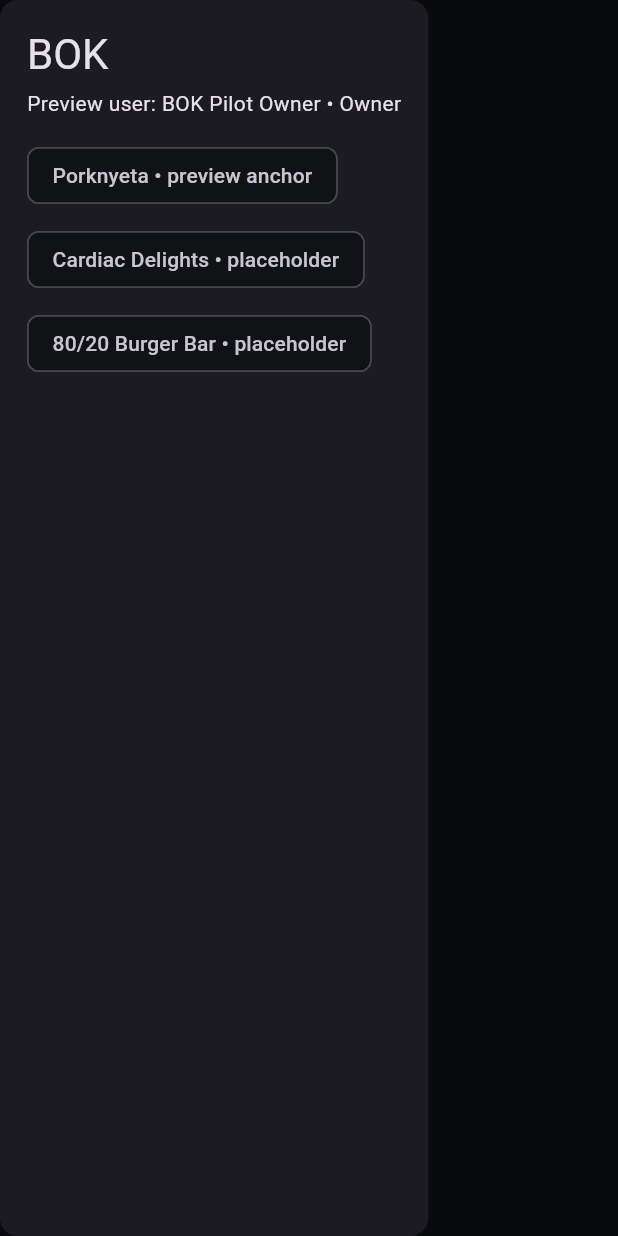
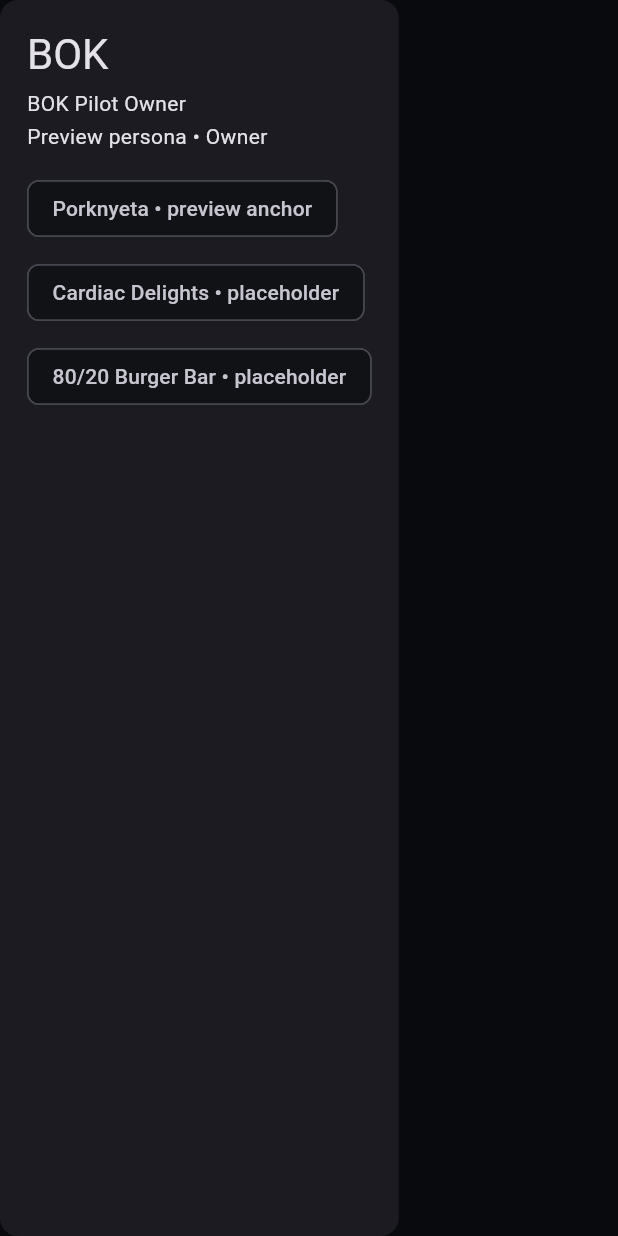
Before and after one commit to banataosystems/Pandoras-box, a Flutter app: the _OwnerHeader widget shown alone on an empty page, opened directly, on a phone screen of 412 x 824 dp. Run offline on Flutter 3.47's test engine with Material 3 defaults, Android fonts, the phone set to English and light mode, and no system bars; our stand-ins replace supabase_flutter; accounts and stored records are empty.

Commit message:
test(mobile): repair BOK preview widget contract

```diff
--- a/apps/pandora-mobile/lib/bok_preview.dart
+++ b/apps/pandora-mobile/lib/bok_preview.dart
@@ -157,7 +157,9 @@ class _OwnerHeader extends StatelessWidget {
             children: [
               Text('BOK', style: Theme.of(context).textTheme.headlineMedium),
               const SizedBox(height: 5),
-              const Text('Preview user: BOK Pilot Owner • Owner'),
+              const Text('BOK Pilot Owner'),
+              const SizedBox(height: 2),
+              const Text('Preview persona • Owner'),
               const SizedBox(height: 14),
               const Wrap(
                 spacing: 8,
```
Also changed, not shown: 1 other file.
